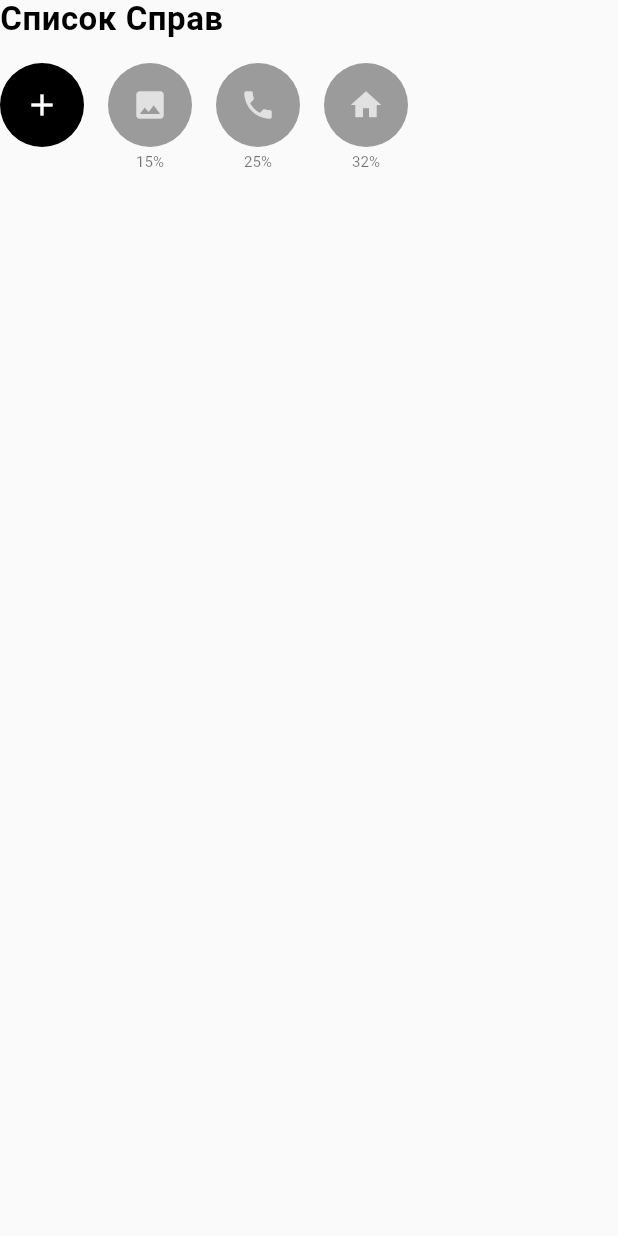
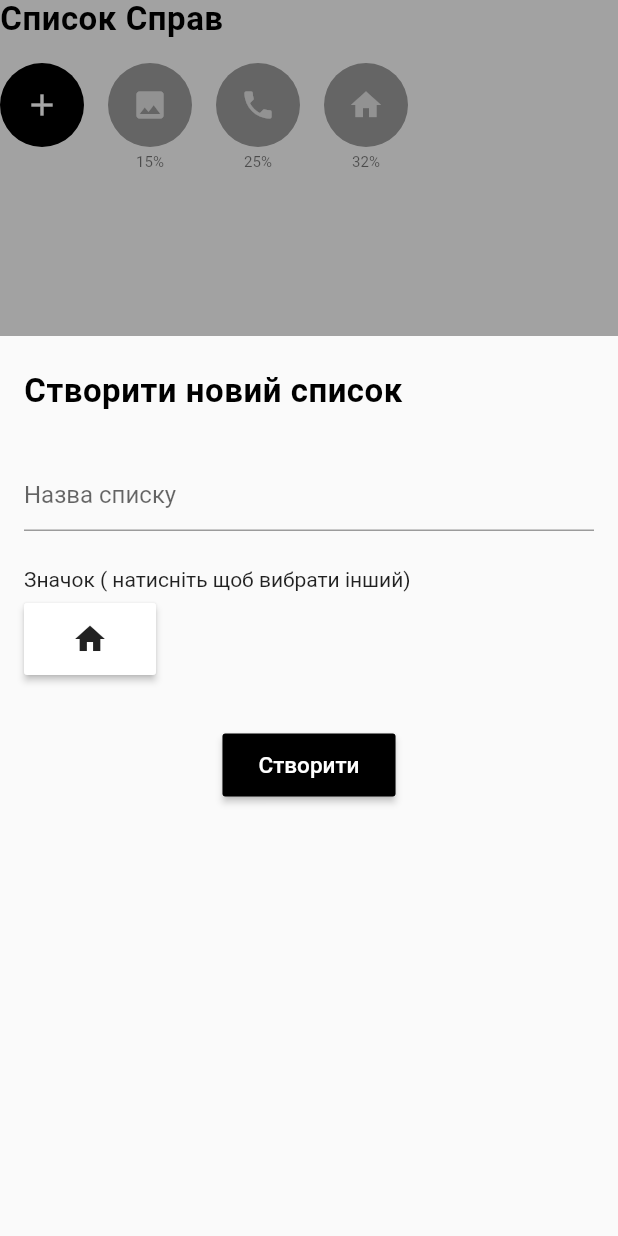
Before and after one commit to Moriarty33/podiya, a Flutter app: the MainToDoWidget widget shown alone on an empty page, opened directly, after a tap on the "add" icon, on a phone screen of 412 x 824 dp. Run offline on Flutter 3.47's test engine with Material 2 defaults, Android fonts, the phone set to English and light mode, and no system bars; our stand-ins replace cloud_firestore, curved_navigation_bar, dropdown_search, firebase_auth, firebase_core, firebase_storage and 8 more; missing offline and left inert: flutter_auth_buttons, flutter_iconpicker, multi_image_picker; accounts and stored records are empty; generated files the repository leaves out were written again.

Commit message:
Create todo list

```diff
--- a/lib/dao/EventDao.dart
+++ b/lib/dao/EventDao.dart
@@ -16,11 +16,11 @@ class EventDao {
   }
 
   static Future<Event> getEvent(id) {
-    return firestore
-        .collection(path)
-        .doc(id)
-        .get()
-        .then((value) => Event.fromJson(value.data()));
+    return firestore.collection(path).doc(id).get().then((value) {
+      Event event = Event.fromJson(value.data());
+      event.id = value.id;
+      return event;
+    });
   }
 
   static Future<List<Event>> getEvents() {
--- /dev/null
+++ b/lib/dao/ToDoDao.dart
@@ -0,0 +1,11 @@
+import 'package:cloud_firestore/cloud_firestore.dart';
+import 'package:podiya/model/ToDoList.dart';
+
+class ToDoDao {
+  static final FirebaseFirestore firestore = FirebaseFirestore.instance;
+  static final path = "todos";
+
+  static createList(ToDoList todoList) {
+    return firestore.collection(path).add(todoList.toJson());
+  }
+}
--- a/lib/model/Event.dart
+++ b/lib/model/Event.dart
@@ -4,6 +4,7 @@ part 'Event.g.dart';
 
 @JsonSerializable()
 class Event {
+  String id;
   String name;
   DateTime date;
   int city;
--- /dev/null
+++ b/lib/model/ToDo.dart
@@ -0,0 +1,17 @@
+import 'package:json_annotation/json_annotation.dart';
+
+part 'ToDo.g.dart';
+
+@JsonSerializable()
+class ToDo {
+  String name;
+  bool done;
+
+  ToDo({
+    this.name,
+    this.done,
+  });
+
+  factory ToDo.fromJson(Map<String, dynamic> json) => _$ToDoFromJson(json);
+  Map<String, dynamic> toJson() => _$ToDoToJson(this);
+}
--- /dev/null
+++ b/lib/model/ToDoList.dart
@@ -0,0 +1,24 @@
+import 'package:json_annotation/json_annotation.dart';
+
+import 'package:podiya/model/ToDo.dart';
+
+part 'ToDoList.g.dart';
+
+@JsonSerializable(explicitToJson: true)
+class ToDoList {
+  String eventId;
+  String name;
+  int icon;
+  List<ToDo> todos;
+
+  ToDoList({
+    this.eventId,
+    this.name,
+    this.icon,
+    this.todos,
+  });
+
+  factory ToDoList.fromJson(Map<String, dynamic> json) =>
+      _$ToDoListFromJson(json);
+  Map<String, dynamic> toJson() => _$ToDoListToJson(this);
+}
--- /dev/null
+++ b/lib/widgets/ToDo/AddToDoListWidget.dart
@@ -0,0 +1,103 @@
+import 'package:flutter/material.dart';
+import 'package:flutter_iconpicker/flutter_iconpicker.dart';
+import 'package:podiya/dao/ToDoDao.dart';
+import 'package:podiya/model/ToDoList.dart';
+import 'package:podiya/state/homeState.dart';
+import 'package:provider/provider.dart';
+
+import '../../theme.dart';
+
+class AddToDoListWidget extends StatefulWidget {
+  @override
+  _AddToDoListWidgetState createState() => _AddToDoListWidgetState();
+}
+
+class _AddToDoListWidgetState extends State<AddToDoListWidget> {
+  final _formKey = GlobalKey<FormState>();
+
+  final field = TextEditingController();
+
+  IconData _icon = Icons.home;
+  HomeState homeState;
+
+  @override
+  Widget build(BuildContext context) {
+    homeState = Provider.of<HomeState>(context);
+    return Container(
+      height: 600,
+      padding: EdgeInsets.only(top: 24, left: 16, right: 16),
+      child: Column(
+        crossAxisAlignment: CrossAxisAlignment.start,
+        children: [
+          Text("Створити новий список", style: HeaderStyle),
+          SizedBox(height: 32),
+          form()
+        ],
+      ),
+    );
+  }
+
+  Widget form() {
+    return Container(
+      child: Form(
+          key: _formKey,
+          child:
+              Column(crossAxisAlignment: CrossAxisAlignment.start, children: [
+            TextFormField(
+              decoration: InputDecoration(hintText: 'Назва списку'),
+              controller: field,
+              validator: (value) {
+                if (value.trim().isEmpty) {
+                  return 'Будь ласка введіть назву';
+                }
+                return null;
+              },
+            ),
+            SizedBox(height: 24),
+            Text("Значок ( натисніть щоб вибрати інший)"),
+            SizedBox(height: 8),
+            RaisedButton(
+              color: Colors.white,
+              padding:
+                  EdgeInsets.only(left: 24, right: 24, top: 12, bottom: 12),
+              onPressed: _pickIcon,
+              child: Icon(
+                _icon,
+                size: 24,
+              ),
+            ),
+            SizedBox(height: 36),
+            Center(
+              child: RaisedButton(
+                color: Colors.black,
+                padding:
+                    EdgeInsets.only(left: 24, right: 24, top: 12, bottom: 12),
+                onPressed: _create,
+                child: Text(
+                  "Створити",
+                  style: TextStyle(color: Colors.white, fontSize: 15),
+                ),
+              ),
+            )
+          ])),
+    );
+  }
+
+  _pickIcon() async {
+    IconData icon = await FlutterIconPicker.showIconPicker(context,
+        iconPackMode: IconPack.material);
+
+    setState(() {
+      _icon = icon;
+    });
+  }
+
+  _create() {
+    ToDoDao.createList(ToDoList(
+        eventId: homeState.event.id,
+        icon: _icon.codePoint,
+        name: field.value.text,
+        todos: []
+      ));
+  }
+}
--- a/lib/widgets/ToDo/MainToDoWidget.dart
+++ b/lib/widgets/ToDo/MainToDoWidget.dart
@@ -1,6 +1,8 @@
 import 'package:flutter/material.dart';
+import 'package:modal_bottom_sheet/modal_bottom_sheet.dart';
 
 import '../../theme.dart';
+import 'AddToDoListWidget.dart';
 
 class MainToDoWidget extends StatelessWidget {
   @override
@@ -15,7 +17,7 @@ class MainToDoWidget extends StatelessWidget {
           child: ListView(
             scrollDirection: Axis.horizontal,
             children: [
-              createTodo(),
+              createTodo(context),
               todo(Icons.photo, 15),
               todo(Icons.phone, 25),
               todo(Icons.home, 32)
@@ -24,12 +26,16 @@ class MainToDoWidget extends StatelessWidget {
     ]);
   }
 
-  Widget createTodo() {
+  Widget createTodo(context) {
     return Column(
       children: [
         GestureDetector(
           onTap: () async {
-            print("New TODO");
+            showMaterialModalBottomSheet(
+              context: context,
+              builder: (context) => AddToDoListWidget(),
+              enableDrag: true,
+            );
           },
           child: Container(
             decoration: BoxDecoration(
--- a/pubspec.yaml
+++ b/pubspec.yaml
@@ -15,7 +15,7 @@ dependencies:
   flutter_localizations:
     sdk: flutter
 
-  cupertino_icons: ^0.1.3
+  cupertino_icons: ^1.0.0
   flutter_spinkit: "^4.1.2"
   firebase_auth: ^0.20.0+1
   flutter_auth_buttons: ^0.10.0
@@ -34,6 +34,8 @@ dependencies:
   intl_phone_number_input: ^0.6.0
   multi_image_picker: ^4.7.14
   curved_navigation_bar: ^0.3.7
+  modal_bottom_sheet: ^1.0.0+1
+  flutter_iconpicker: ^2.2.3
 
 dev_dependencies:
   flutter_test:
```
Also changed, not shown: pubspec.lock.
